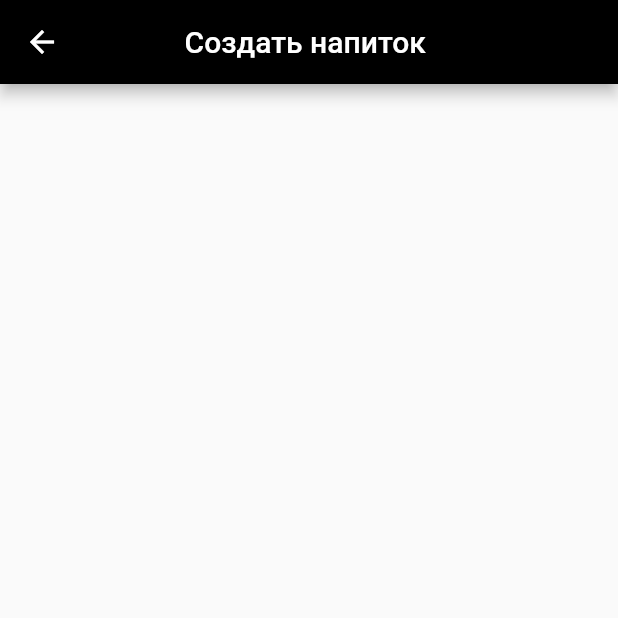
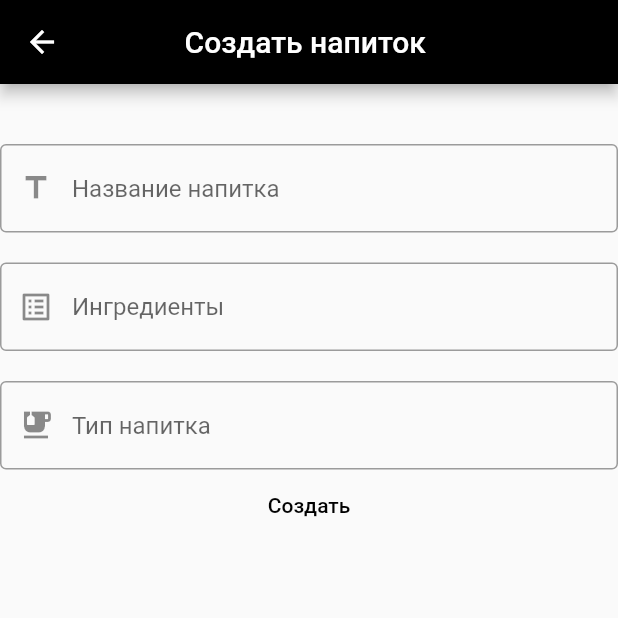
Before and after one commit to NikitaKobzar345/tea_coffee_menu, a Flutter app: the CustomBeverageScreen screen opened directly, on a phone screen of 412 x 824 dp, the top half of it. Run offline on Flutter 3.47's test engine with Material 2 defaults, Android fonts, the phone set to English and light mode, and no system bars; our stand-ins replace bloc, firebase_auth, firebase_core, flutter_bloc; missing offline and left inert: firebase_auth_web, firebase_core_web, firebase_storage_web, shared_preferences_web; accounts and stored records are empty.

Commit message:
Add files via upload

```diff
--- a/lib/generated_plugin_registrant.dart
+++ b/lib/generated_plugin_registrant.dart
@@ -4,6 +4,7 @@
 
 // ignore_for_file: directives_ordering
 // ignore_for_file: lines_longer_than_80_chars
+// ignore_for_file: depend_on_referenced_packages
 
 import 'package:firebase_auth_web/firebase_auth_web.dart';
 import 'package:firebase_core_web/firebase_core_web.dart';
--- a/lib/main.dart
+++ b/lib/main.dart
@@ -1,6 +1,7 @@
 import 'package:flutter/material.dart';
 import 'package:firebase_core/firebase_core.dart';
 import 'package:menu/screens/bottom_navigation_bar_template.dart';
+import 'package:menu/widget/app_theme.dart';
 
 void main() async {
   WidgetsFlutterBinding.ensureInitialized();
@@ -14,6 +15,9 @@ class MyApp extends StatelessWidget {
   @override
   Widget build(BuildContext context) {
     return const MaterialApp(
+      // themeMode: ThemeMode.system,
+      // theme: AppTheme.lightTheme,
+      // darkTheme: AppTheme.darkTheme,
       debugShowCheckedModeBanner: false,
       home: BottomNavigationBarTamplate(),
     );
--- a/lib/screens/bottom_navigation_bar_template.dart
+++ b/lib/screens/bottom_navigation_bar_template.dart
@@ -3,6 +3,7 @@ import 'package:menu/screens/achiviements_screen.dart';
 import 'package:menu/screens/chat_bot_screen.dart';
 import 'package:menu/screens/favourites_screen.dart';
 import 'package:menu/screens/menu_screen.dart';
+import 'package:menu/screens/my_beverages_screen.dart';
 
 class BottomNavigationBarTamplate extends StatefulWidget {
   const BottomNavigationBarTamplate({Key? key}) : super(key: key);
@@ -21,6 +22,7 @@ class _BottomNavigationBarTamplateState
     const AchiviementsScreen(),
     const FavouritesScreen(),
     const ChatBotScreen(),
+    const MyBeveragesScreen()
   ];
 
   @override
@@ -49,6 +51,9 @@ class _BottomNavigationBarTamplateState
           BottomNavigationBarItem(
               icon: Icon(Icons.chat_bubble_outline_rounded),
               label: 'Чат - бот'),
+          BottomNavigationBarItem(
+              icon: Icon(Icons.emoji_food_beverage_sharp),
+              label: 'Мои напитки'),
         ],
       ),
       body: _screens[_navBarIndex],
--- a/lib/screens/custom_beverage_screen.dart
+++ b/lib/screens/custom_beverage_screen.dart
@@ -4,10 +4,14 @@ class CustomBeverageScreen extends StatefulWidget {
   const CustomBeverageScreen({Key? key}) : super(key: key);
 
   @override
-  State<CustomBeverageScreen> createState() => _AchiviementsScreenState();
+  State<CustomBeverageScreen> createState() => _CustomBeverageScreenState();
 }
 
-class _AchiviementsScreenState extends State<CustomBeverageScreen> {
+class _CustomBeverageScreenState extends State<CustomBeverageScreen> {
+  final TextEditingController _titleController = TextEditingController();
+  final TextEditingController _ingredientsController = TextEditingController();
+  final TextEditingController _typeController = TextEditingController();
+
   @override
   Widget build(BuildContext context) {
     return Scaffold(
@@ -16,6 +20,48 @@ class _AchiviementsScreenState extends State<CustomBeverageScreen> {
         centerTitle: true,
         backgroundColor: Colors.black,
       ),
+      body: Align(
+        alignment: Alignment.topCenter,
+        child: Column(
+          children: [
+            const Padding(
+              padding: EdgeInsets.only(top: 40.0),
+            ),
+            TextField(
+              decoration: const InputDecoration(
+                  prefixIcon: Icon(Icons.title),
+                  border: OutlineInputBorder(),
+                  hintText: 'Название напитка'),
+              controller: _titleController,
+            ),
+            const Padding(padding: EdgeInsets.only(top: 20.0)),
+            TextField(
+              decoration: const InputDecoration(
+                  prefixIcon: Icon(Icons.list_alt),
+                  border: OutlineInputBorder(),
+                  hintText: 'Ингредиенты'),
+              controller: _ingredientsController,
+            ),
+            const Padding(padding: EdgeInsets.only(top: 20.0)),
+            TextField(
+              decoration: const InputDecoration(
+                  prefixIcon: Icon(Icons.emoji_food_beverage),
+                  border: OutlineInputBorder(),
+                  hintText: 'Тип напитка'),
+              controller: _typeController,
+            ),
+            TextButton(
+              onPressed: () {},
+              child: const Text('Создать'),
+              style: ButtonStyle(
+                splashFactory: NoSplash.splashFactory,
+                foregroundColor: MaterialStateProperty.all(Colors.black),
+                shadowColor: MaterialStateProperty.all(Colors.transparent),
+              ),
+            )
+          ],
+        ),
+      ),
     );
   }
 }
--- /dev/null
+++ b/lib/widget/app_theme.dart
@@ -0,0 +1,19 @@
+import 'package:flutter/material.dart';
+
+class AppTheme {
+  static ThemeData lightTheme = ThemeData(
+    scaffoldBackgroundColor: Colors.white,
+    // colorScheme: const ColorScheme.light(),
+    appBarTheme: const AppBarTheme(
+      backgroundColor: Colors.blue,
+    ),
+  );
+
+  static ThemeData darkTheme = ThemeData(
+    scaffoldBackgroundColor: Colors.black,
+    // colorScheme: const ColorScheme.dark(),
+    appBarTheme: const AppBarTheme(
+      backgroundColor: Colors.black,
+    ),
+  );
+}
```
Also changed, not shown: lib/chat_bot_bloc/chat_bot_bloc.dart (+51 -7 lines), lib/chat_bot_bloc/chat_bot_state.dart (+7 -11 lines), lib/create_beverage_bloc/create_beverage_bloc.dart (added, +11 -0 lines), lib/create_beverage_bloc/create_beverage_event.dart (added, +12 -0 lines), lib/create_beverage_bloc/create_beverage_state.dart (added, +12 -0 lines), lib/screens/achiviements_screen.dart (+1 -6 lines), lib/screens/chat_bot_screen.dart (+9 -14 lines), lib/screens/menu_screen.dart (+13 -17 lines), lib/screens/my_beverages_screen.dart (added, +17 -0 lines), lib/screens/tea_coins_screen.dart (added, +67 -0 lines), lib/tea_coins_cubit/tea_coins_cubit.dart (added, +20 -0 lines), lib/tea_coins_cubit/tea_coins_state.dart (added, +9 -0 lines), lib/widget/message_bubble.dart (+10 -1 lines).
